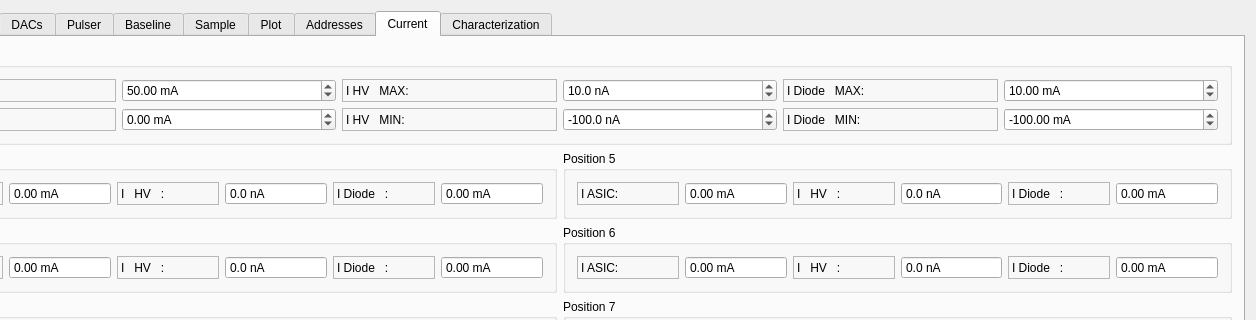
First picture: the form in mbspex/gui/qt-mainwindow/apfel/ApfelWidget.ui, repository gsi-ee/drivers, before the edit; both pictures show x 137 to 1393 and y 0 to 320 of the 1393 by 656 pixel window.
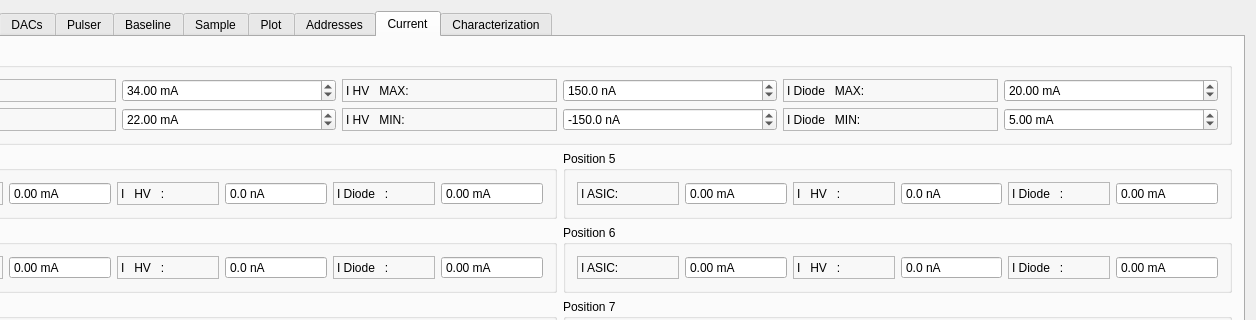
Second picture: the form after the edit. Custom widgets are drawn as their Qt base class.

Commit message: mbspex apfel gui: add virtual destructors to all status and result structure objects to improve memory leaks (suspect that std:: containers get trouble without this on new linux os) Change default values for current test boundaries in gui

```diff
--- a/mbspex/gui/qt-mainwindow/apfel/ApfelWidget.ui
+++ b/mbspex/gui/qt-mainwindow/apfel/ApfelWidget.ui
@@ -8145,7 +8145,7 @@
                <double>500.000000000000000</double>
               </property>
               <property name="value">
-               <double>50.000000000000000</double>
+               <double>34.000000000000000</double>
               </property>
              </widget>
             </item>
@@ -8190,7 +8190,7 @@
                <double>1000.000000000000000</double>
               </property>
               <property name="value">
-               <double>10.000000000000000</double>
+               <double>150.000000000000000</double>
               </property>
              </widget>
             </item>
@@ -8232,7 +8232,7 @@
                <double>5000.000000000000000</double>
               </property>
               <property name="value">
-               <double>10.000000000000000</double>
+               <double>20.000000000000000</double>
               </property>
              </widget>
             </item>
@@ -8273,6 +8273,9 @@
               <property name="maximum">
                <double>500.000000000000000</double>
               </property>
+              <property name="value">
+               <double>22.000000000000000</double>
+              </property>
              </widget>
             </item>
            </layout>
@@ -8316,7 +8319,7 @@
                <double>1000.000000000000000</double>
               </property>
               <property name="value">
-               <double>-100.000000000000000</double>
+               <double>-150.000000000000000</double>
               </property>
              </widget>
             </item>
@@ -8358,7 +8361,7 @@
                <double>5000.000000000000000</double>
               </property>
               <property name="value">
-               <double>-100.000000000000000</double>
+               <double>5.000000000000000</double>
               </property>
              </widget>
             </item>
```
The commit also changes 9 other files.
